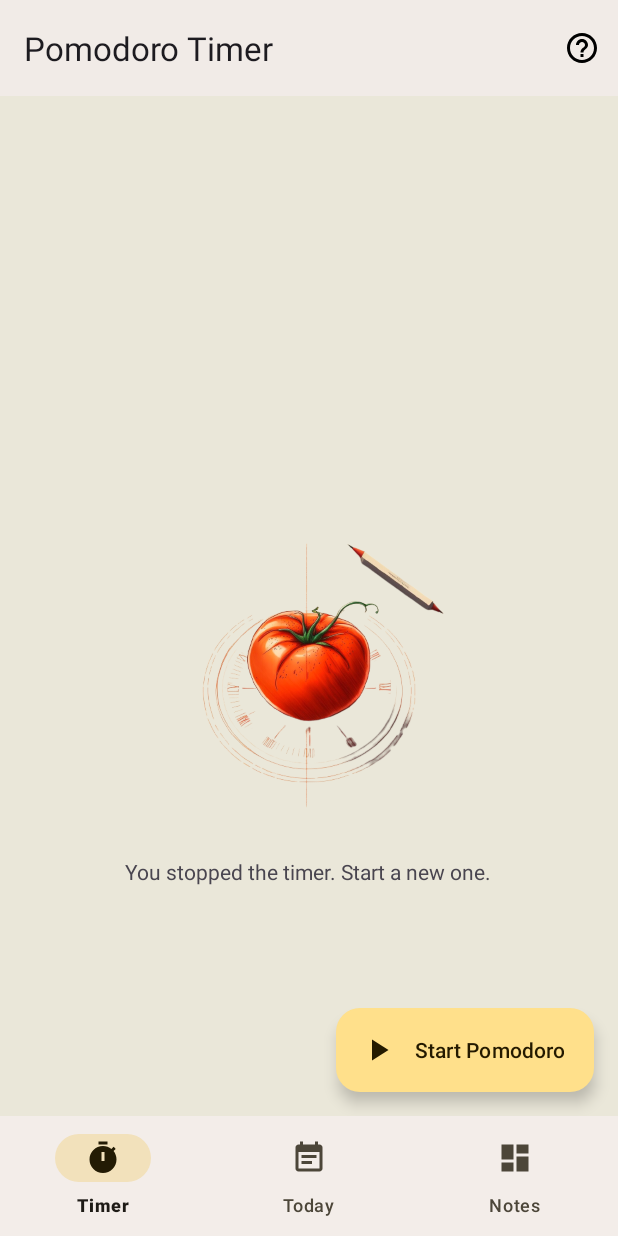
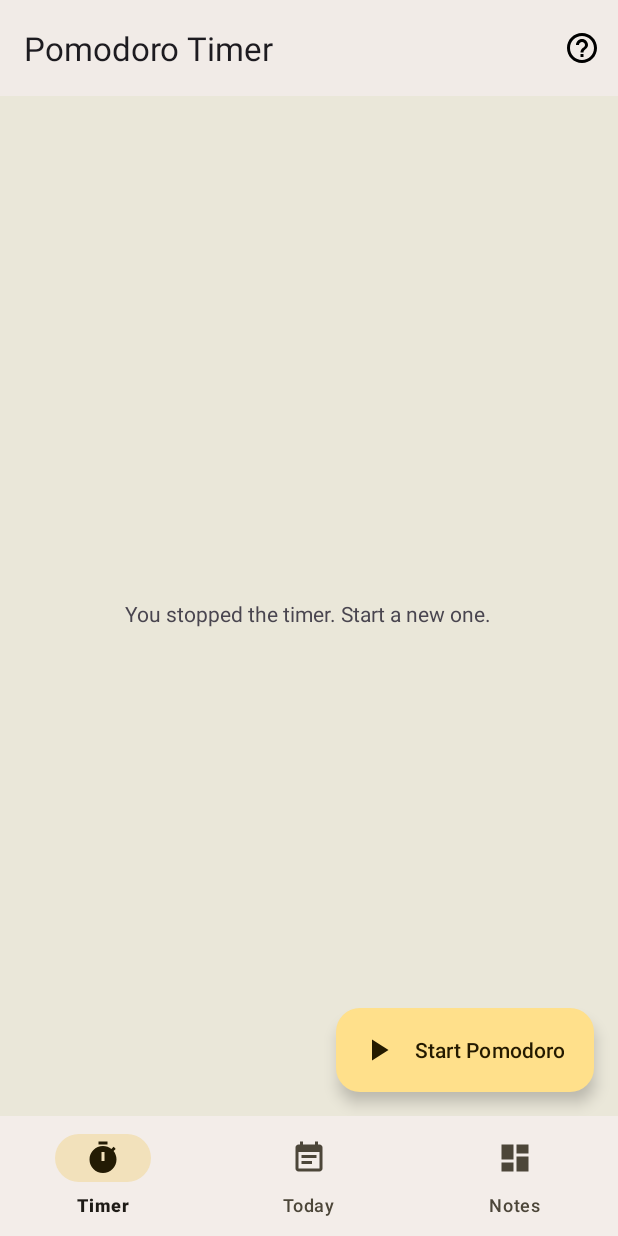
Before and after one commit to riestersamuel/bullet-time, an Android app: the fragment TimerFragment placed in its activity, after a tap on "Stop", on a phone screen of 412 x 824 dp. Run offline under Robolectric (Android 15) with nearby library versions, the phone set to English and light mode, and no system bars; our stand-ins replace Room's generated code; 1 other tap on this screen came first.

Commit message:
Small design changes to the TimerFragment and the animation

```diff
--- /dev/null
+++ b/app/src/debug/res/drawable/baseline_hourglass_bottom_24.xml
@@ -0,0 +1,5 @@
+<vector android:height="24dp" android:tint="#745B00"
+    android:viewportHeight="24" android:viewportWidth="24"
+    android:width="24dp" xmlns:android="http://schemas.android.com/apk/res/android">
+    <path android:fillColor="@android:color/white" android:pathData="M18,22l-0.01,-6L14,12l3.99,-4.01L18,2H6v6l4,4l-4,3.99V22H18zM8,7.5V4h8v3.5l-4,4L8,7.5z"/>
+</vector>
--- /dev/null
+++ b/app/src/debug/res/drawable/baseline_hourglass_top_24.xml
@@ -0,0 +1,5 @@
+<vector android:height="24dp" android:tint="#745B00"
+    android:viewportHeight="24" android:viewportWidth="24"
+    android:width="24dp" xmlns:android="http://schemas.android.com/apk/res/android">
+    <path android:fillColor="@android:color/white" android:pathData="M6,2l0.01,6L10,12l-3.99,4.01L6,22h12v-6l-4,-4l4,-3.99V2H6zM16,16.5V20H8v-3.5l4,-4L16,16.5z"/>
+</vector>
--- a/app/src/main/java/de/hdmstuttgart/bulletjournalapp/TimerPackage/TimerFragment.java
+++ b/app/src/main/java/de/hdmstuttgart/bulletjournalapp/TimerPackage/TimerFragment.java
@@ -11,6 +11,7 @@ import android.os.Bundle;
 
 import androidx.annotation.NonNull;
 import androidx.annotation.Nullable;
+import androidx.constraintlayout.widget.ConstraintLayout;
 import androidx.core.app.NotificationCompat;
 import androidx.fragment.app.Fragment;
 
@@ -105,19 +106,18 @@ public class TimerFragment extends Fragment {
     public void onViewCreated(@NonNull View view, @Nullable Bundle savedInstanceState) {
         super.onViewCreated(view, savedInstanceState);
 
-
-
         // Defining the UI elements
         ExtendedFloatingActionButton extended_fab_start = getView().findViewById(R.id.extended_fab_start);
         ExtendedFloatingActionButton extended_fab_stop = getView().findViewById(R.id.extended_fab_stop);
         TextView information_text = getView().findViewById(R.id.information_text);
+		ConstraintLayout container = getView().findViewById(R.id.container);
 		TextView remaining_time = getView().findViewById(R.id.remaining_time);
 		ProgressBar progressBar = getView().findViewById(R.id.progressBarTimer);
 		information_text.setText("Currently no timer is running. Start a new timer or find out how this works by clicking on the question mark in the top right.");
 
 
 		if(TimerHolder.getInstance().getTimer() != null) {
-			information_text.setText("minutes of your pomodoro session remain. \nFocus on your most important task!");
+			information_text.setText("minute(s) of your pomodoro session remain. \nFocus on your most important task!");
 			extended_fab_start.hide();
 			extended_fab_stop.show();
 
@@ -135,6 +135,7 @@ public class TimerFragment extends Fragment {
 			ImageView tomato = view.findViewById(R.id.tomatoImage);
 			tomato.setVisibility(View.GONE);
 			progressBar.setVisibility(View.VISIBLE);
+			container.setVisibility(View.VISIBLE);
 			startAnimation(view);
 		}
 
@@ -150,7 +151,7 @@ public class TimerFragment extends Fragment {
 				animation.setInterpolator(new DecelerateInterpolator());
 				animation.start();
                 remaining_time.setText("" + remainingTime);
-                information_text.setText("minutes of your short break remain. \nEnjoy the break!");
+                information_text.setText("minute(s) of your short break remain. \nEnjoy the break!");
             }
 
             @Override
@@ -174,7 +175,7 @@ public class TimerFragment extends Fragment {
 				animation.setInterpolator(new DecelerateInterpolator());
 				animation.start();
                 remaining_time.setText("" + remainingTime);
-                information_text.setText("minutes of your long break remain. Enjoy the break!");
+                information_text.setText("minute(s) of your long break remain. Enjoy the break!");
             }
 
             @Override
@@ -199,7 +200,7 @@ public class TimerFragment extends Fragment {
             @Override
             public void onTick(long millisUntilFinished) {
                 remainingTime = (int) (millisUntilFinished / 60000 + 1);
-				remaining_time.setText("" + remainingTime+" min");
+				remaining_time.setText("" + remainingTime);
 				int progress = (int)(onePercent * millisUntilFinished);
 				ObjectAnimator animation = ObjectAnimator.ofInt(progressBar, "progress",progress);
 				animation.setDuration(1000); // 0.5 second
@@ -239,9 +240,10 @@ public class TimerFragment extends Fragment {
             @Override
             public void onClick(View v) {
                 remaining_time.setText("25");
-                information_text.setText("minutes of your pomodoro session remain. \nFocus on your most important task!");
+                information_text.setText("minute(s) of your pomodoro session remain. \nFocus on your most important task!");
                 extended_fab_start.hide();
                 extended_fab_stop.show();
+				container.setVisibility(View.VISIBLE);
 				if(timerServiceIntent == null){
 					timerServiceIntent = new Intent(getActivity(), TimerService.class);
 					TimerHolder.getInstance().setTimer(timer);
@@ -289,7 +291,7 @@ public class TimerFragment extends Fragment {
                 stopAnimation();
                 // Hide tomato image
                 ImageView tomato = view.findViewById(R.id.tomatoImage);
-                tomato.setVisibility(View.VISIBLE);
+                tomato.setVisibility(View.GONE);
             }
         });
 
@@ -318,8 +320,10 @@ public class TimerFragment extends Fragment {
     private void stopAnimation() {
         // That's for the timer animation
         View view = super.getView();
+		ConstraintLayout container = getView().findViewById(R.id.container);
         ImageView clockAnimation = view.findViewById(R.id.clock_animation);
-        clockAnimation.setVisibility(View.INVISIBLE);
+        clockAnimation.setVisibility(View.GONE);
+		container.setVisibility(View.GONE);
         ((AnimationDrawable) ((ImageView) view.findViewById(R.id.clock_animation)).getDrawable()).stop();
     }
 
--- a/app/src/main/res/drawable/circle.xml
+++ b/app/src/main/res/drawable/circle.xml
@@ -8,7 +8,7 @@
     <item>
         <rotate android:toDegrees="270" android:fromDegrees="270">
             <shape android:shape="ring" android:thicknessRatio="16" android:useLevel="true">
-                <solid android:color="#6464FF" />
+                <solid android:color="#745B00" />
             </shape>
         </rotate>
 
--- a/app/src/main/res/drawable/clock_animation.xml
+++ b/app/src/main/res/drawable/clock_animation.xml
@@ -1,6 +1,6 @@
 <?xml version="1.0" encoding="utf-8"?>
 <animation-list xmlns:android="http://schemas.android.com/apk/res/android"
     android:oneshot="false">
-    <item android:drawable="@drawable/ic_baseline_hourglass_bottom_24" android:duration="666"/>
-    <item android:drawable="@drawable/ic_baseline_hourglass_top_24" android:duration="666"/>
+    <item android:drawable="@drawable/baseline_hourglass_bottom_24" android:duration="666"/>
+    <item android:drawable="@drawable/baseline_hourglass_top_24" android:duration="666"/>
 </animation-list>
--- a/app/src/main/res/layout/fragment_timer.xml
+++ b/app/src/main/res/layout/fragment_timer.xml
@@ -66,6 +66,23 @@
             app:layout_constraintStart_toStartOf="parent"
             app:layout_constraintTop_toTopOf="@+id/appBarLayout">
 
+            <androidx.constraintlayout.widget.ConstraintLayout
+                android:id="@+id/container"
+                android:layout_width="match_parent"
+                android:layout_height="wrap_content"
+                android:visibility="gone">
+
+                <ImageView
+                    android:id="@+id/clock_animation"
+                    android:layout_width="wrap_content"
+                    android:layout_height="wrap_content"
+                    app:layout_constraintBottom_toBottomOf="parent"
+                    app:layout_constraintEnd_toEndOf="parent"
+                    app:layout_constraintStart_toStartOf="parent"
+                    app:layout_constraintTop_toTopOf="parent"
+                    tools:layout_editor_absoluteX="206dp"
+                    tools:layout_editor_absoluteY="731dp" />
+
                 <ProgressBar
                     android:id="@+id/progressBarTimer"
                     android:layout_width="200dp"
@@ -73,7 +90,14 @@
                     android:indeterminateOnly="false"
                     android:progress="20"
                     android:progressDrawable="@drawable/circle"
-                android:visibility="gone" />
+                    android:visibility="visible"
+                    app:layout_constraintBottom_toBottomOf="parent"
+                    app:layout_constraintEnd_toEndOf="parent"
+                    app:layout_constraintStart_toStartOf="parent"
+                    app:layout_constraintTop_toTopOf="parent"
+                    tools:layout_editor_absoluteX="106dp"
+                    tools:layout_editor_absoluteY="731dp" />
+            </androidx.constraintlayout.widget.ConstraintLayout>
 
             <ImageView
                 android:id="@+id/tomatoImage"
@@ -81,11 +105,6 @@
                 android:layout_height="200dp"
                 android:layout_marginBottom="-80dp"
                 android:src="@drawable/tomato_sketch" />
-
-            <ImageView
-                android:id="@+id/clock_animation"
-                android:layout_width="wrap_content"
-                android:layout_height="wrap_content" />
 
             <TextView
                 android:id="@+id/remaining_time"
```
Lines whose indentation alone changed are shown as unchanged.
